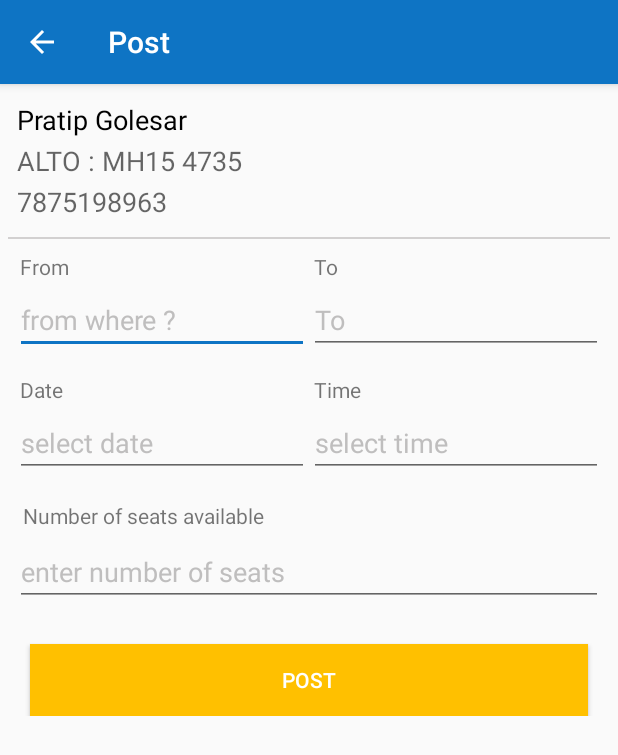
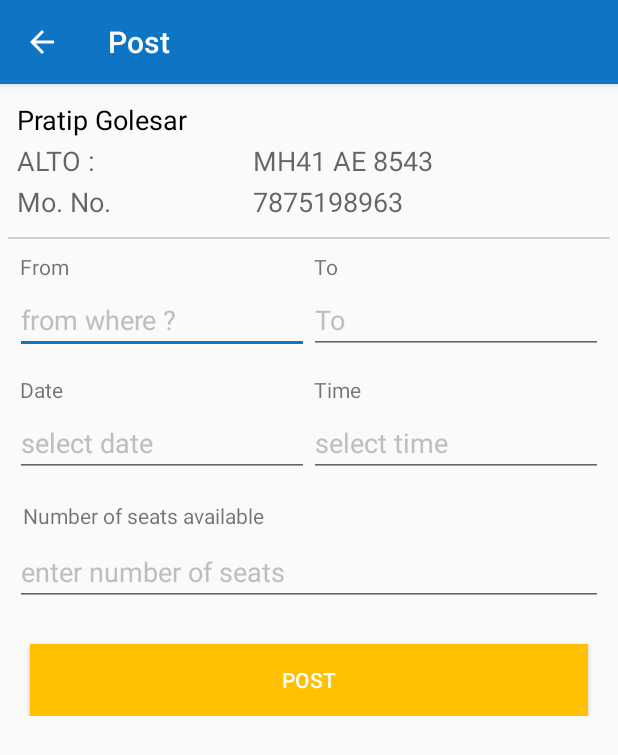
Before and after one commit to jprashant610/JPDK, an Android app: the PostActivity screen opened directly, with no data from a screen before it, on a phone screen of 412 x 824 dp. Shown: the top 755 px of the screen. Run offline under Robolectric (Android 15) with nearby library versions, the phone set to English and light mode, and no system bars; our stand-ins replace AdMob, Firebase (no records; nobody signed in at launch, a user with empty details on screens opened directly); 4 statements that could not run were skipped.

Commit message:
some update

```diff
--- a/app/src/main/java/com/jp/carpool/Activity/PostActivity.java
+++ b/app/src/main/java/com/jp/carpool/Activity/PostActivity.java
@@ -9,13 +9,18 @@ import android.view.MenuItem;
 import android.view.View;
 import android.widget.Button;
 import android.widget.EditText;
+import android.widget.TextView;
 import android.widget.Toast;
 
 import com.google.firebase.auth.FirebaseAuth;
 import com.google.firebase.auth.FirebaseUser;
+import com.google.firebase.database.DataSnapshot;
+import com.google.firebase.database.DatabaseError;
 import com.google.firebase.database.DatabaseReference;
 import com.google.firebase.database.FirebaseDatabase;
+import com.google.firebase.database.ValueEventListener;
 import com.jp.carpool.Data.postData;
+import com.jp.carpool.Data.userInfoData;
 import com.jp.carpool.R;
 import com.jp.carpool.postHelper.postHelper;
 
@@ -26,13 +31,19 @@ public class PostActivity extends AppCompatActivity {
     EditText pickDate;
     EditText pickTime;
     EditText editNumberSeat;
+    TextView textfullName;
+    TextView textCarName;
+    TextView textMono;
+
+    String uid;
+
 
     //defining firebaseauth object
     private ProgressDialog progressDialog;
     private FirebaseAuth firebaseAuth;
     FirebaseDatabase mDatabase;
     DatabaseReference mDatabaseRef;
-
+    FirebaseUser user;
 
     @Override
     protected void onCreate(Bundle savedInstanceState) {
@@ -45,8 +56,19 @@ public class PostActivity extends AppCompatActivity {
         pickTime =  (EditText)findViewById(R.id.pickTime);
         editNumberSeat =  (EditText)findViewById(R.id.editNumberSeat);
 
+        textfullName = (TextView)findViewById(R.id.textFullName);
+        textCarName = (TextView)findViewById(R.id.textCarName);
+        textMono = (TextView)findViewById(R.id.textMoNo);
+
         firebaseAuth = FirebaseAuth.getInstance();
 
+        user = firebaseAuth.getCurrentUser();
+        if(user == null) {
+            Log.d("TAG","Firebase user is NULL");
+            finish();
+        }
+        uid = user.getUid();
+        getUserDetailForPost();
         getSupportActionBar().setHomeButtonEnabled(true);
         getSupportActionBar().setDisplayHomeAsUpEnabled(true);
     }
@@ -70,14 +92,6 @@ public class PostActivity extends AppCompatActivity {
         String Date = pickDate.getText().toString().trim();
         String Time = pickTime.getText().toString().trim();
         String NumberSeat = editNumberSeat.getText().toString().trim();
-
-//Check user is not null
-        FirebaseUser user = firebaseAuth.getCurrentUser();
-        if(user == null) {
-            Log.d("TAG","Firebase user is NULL");
-            return;
-        }
-        String uid = user.getUid();
 
 // reead user input post data
         postData post = new postData();
@@ -107,22 +121,26 @@ public class PostActivity extends AppCompatActivity {
      }
 
     private boolean getUserDetailForPost(){
+        mDatabase = FirebaseDatabase.getInstance();
+        Log.d("TAG","db ref: "+mDatabase.getReference("users"));
+        mDatabaseRef = mDatabase.getReference("users");
 
-//        mDatabase.child(userId).addValueEventListener(new ValueEventListener() {
-//            @Override
-//            public void onDataChange(DataSnapshot dataSnapshot) {
-//
-//                User user = dataSnapshot.getValue(User.class);
-//
-//                Log.d(TAG, "User name: " + user.getName() + ", email " + user.getEmail());
-//            }
-//
-//            @Override
-//            public void onCancelled(DatabaseError error) {
-//                // Failed to read value
-//                Log.w(TAG, "Failed to read value.", error.toException());
-//            }
-//        });
+        mDatabaseRef.addValueEventListener(new ValueEventListener() {
+            @Override
+            public void onDataChange(DataSnapshot dataSnapshot) {
+                 userInfoData user = dataSnapshot.getValue(userInfoData.class);
+                textfullName.setText(user.getFullName());
+                textCarName.setText(user.getCarName()+"-"+user.getCarNo());
+                textMono.setText(user.getMoNo());
+                Log.d("TAG", "read values from db" + user.getFullName());
+            }
+
+            @Override
+            public void onCancelled(DatabaseError error) {
+                // Failed to read value
+                Log.d("TAG", "Failed to read value.", error.toException());
+            }
+        });
         return true;
     }
 
--- a/app/src/main/res/layout/activity_post.xml
+++ b/app/src/main/res/layout/activity_post.xml
@@ -13,7 +13,8 @@
         <LinearLayout
             android:orientation="vertical"
             android:layout_width="match_parent"
-            android:layout_height="wrap_content">
+            android:layout_height="wrap_content"
+            android:id="@+id/fullName">
 
             <LinearLayout
                 android:layout_weight="0.2"
@@ -29,21 +30,58 @@
                     android:textColor="#000000"
                     android:text="Pratip Golesar"
                     android:layout_width="match_parent"
-                    android:layout_height="wrap_content" />
+                    android:layout_height="wrap_content"
+                    android:id="@+id/textFullName" />
+
+                <LinearLayout
+                    android:orientation="horizontal"
+                    android:layout_width="match_parent"
+                    android:layout_height="match_parent"
+                    android:weightSum="10">
+
                     <TextView
                         style="?android:textAppearanceMedium"
                         android:layout_margin="1dp"
 
-                    android:text="ALTO : MH15 4735"
+                        android:text="ALTO :"
                         android:layout_width="match_parent"
-                    android:layout_height="wrap_content"/>
+                        android:layout_height="wrap_content"
+                        android:layout_weight="6" />
+
+                    <TextView
+                        style="?android:textAppearanceMedium"
+                        android:layout_margin="1dp"
+
+                        android:text="MH41 AE 8543"
+                        android:layout_width="match_parent"
+                        android:layout_height="wrap_content"
+                        android:id="@+id/textCarName"
+                        android:layout_weight="4" />
+                </LinearLayout>
+
+                <LinearLayout
+                    android:orientation="horizontal"
+                    android:layout_width="match_parent"
+                    android:layout_height="match_parent"
+                    android:weightSum="10">
+
+                    <TextView
+                        style="?android:textAppearanceMedium"
+                        android:layout_margin="1dp"
+                        android:text="Mo. No."
+                        android:layout_width="match_parent"
+                        android:layout_height="wrap_content"
+                        android:layout_weight="6" />
 
                     <TextView
                         style="?android:textAppearanceMedium"
                         android:layout_margin="1dp"
                         android:text="7875198963"
                         android:layout_width="match_parent"
-                    android:layout_height="wrap_content"/>
+                        android:layout_height="wrap_content"
+                        android:id="@+id/textMoNo"
+                        android:layout_weight="4" />
+                </LinearLayout>
 
             </LinearLayout>
 
```
Also changed, not shown: app/src/main/res/layout/activity_post_details.xml (+12 -12 lines). Lines whose indentation alone changed are shown as unchanged.
